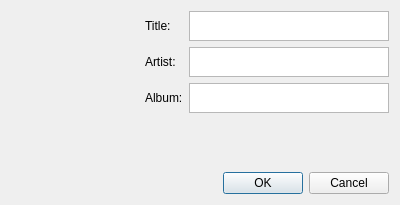
First picture: the form in propertiesdialog.ui, repository abnd90/Qpod, before the edit.
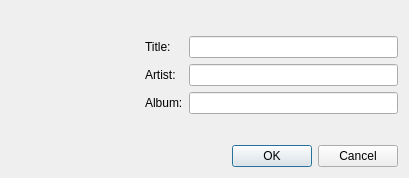
Second picture: the form after the edit. Icons and pictures are not drawn.

```diff
--- a/propertiesdialog.ui
+++ b/propertiesdialog.ui
@@ -6,15 +6,15 @@
    <rect>
     <x>0</x>
     <y>0</y>
-    <width>400</width>
-    <height>205</height>
+    <width>409</width>
+    <height>178</height>
    </rect>
   </property>
   <property name="windowTitle">
    <string>Track Properties</string>
   </property>
   <layout class="QGridLayout" name="gridLayout">
-   <item row="0" column="0" rowspan="4">
+   <item row="0" column="0" rowspan="5">
     <widget class="QLabel" name="AlbumArt">
      <property name="minimumSize">
       <size>
@@ -31,105 +31,7 @@
      </property>
     </widget>
    </item>
-   <item row="0" column="1">
-    <widget class="QLabel" name="TitleLabel">
-     <property name="text">
-      <string>Title:</string>
-     </property>
-    </widget>
-   </item>
-   <item row="0" column="2">
-    <widget class="QPlainTextEdit" name="TitleBox">
-     <property name="minimumSize">
-      <size>
-       <width>0</width>
-       <height>25</height>
-      </size>
-     </property>
-     <property name="maximumSize">
-      <size>
-       <width>16777215</width>
-       <height>30</height>
-      </size>
-     </property>
-     <property name="verticalScrollBarPolicy">
-      <enum>Qt::ScrollBarAlwaysOff</enum>
-     </property>
-     <property name="horizontalScrollBarPolicy">
-      <enum>Qt::ScrollBarAlwaysOff</enum>
-     </property>
-     <property name="tabChangesFocus">
-      <bool>true</bool>
-     </property>
-     <property name="lineWrapMode">
-      <enum>QPlainTextEdit::NoWrap</enum>
-     </property>
-    </widget>
-   </item>
-   <item row="1" column="1">
-    <widget class="QLabel" name="ArtistLabel">
-     <property name="text">
-      <string>Artist:</string>
-     </property>
-    </widget>
-   </item>
-   <item row="1" column="2">
-    <widget class="QPlainTextEdit" name="ArtistBox">
-     <property name="minimumSize">
-      <size>
-       <width>0</width>
-       <height>25</height>
-      </size>
-     </property>
-     <property name="maximumSize">
-      <size>
-       <width>16777215</width>
-       <height>30</height>
-      </size>
-     </property>
-     <property name="verticalScrollBarPolicy">
-      <enum>Qt::ScrollBarAlwaysOff</enum>
-     </property>
-     <property name="horizontalScrollBarPolicy">
-      <enum>Qt::ScrollBarAlwaysOff</enum>
-     </property>
-     <property name="tabChangesFocus">
-      <bool>true</bool>
-     </property>
-     <property name="lineWrapMode">
-      <enum>QPlainTextEdit::NoWrap</enum>
-     </property>
-    </widget>
-   </item>
-   <item row="2" column="2">
-    <widget class="QPlainTextEdit" name="AlbumBox">
-     <property name="minimumSize">
-      <size>
-       <width>0</width>
-       <height>25</height>
-      </size>
-     </property>
-     <property name="maximumSize">
-      <size>
-       <width>16777215</width>
-       <height>30</height>
-      </size>
-     </property>
-     <property name="verticalScrollBarPolicy">
-      <enum>Qt::ScrollBarAlwaysOff</enum>
-     </property>
-     <property name="horizontalScrollBarPolicy">
-      <enum>Qt::ScrollBarAlwaysOff</enum>
-     </property>
-     <property name="tabChangesFocus">
-      <bool>true</bool>
-     </property>
-     <property name="lineWrapMode">
-      <enum>QPlainTextEdit::NoWrap</enum>
-     </property>
-    </widget>
-   </item>
-   <item row="4" column="2">
+   <item row="5" column="2">
     <widget class="QDialogButtonBox" name="buttonBox">
      <property name="orientation">
       <enum>Qt::Horizontal</enum>
@@ -139,13 +41,36 @@
      </property>
     </widget>
    </item>
-   <item row="2" column="1">
+   <item row="3" column="1">
     <widget class="QLabel" name="AlbumLabel">
      <property name="text">
       <string>Album:</string>
      </property>
     </widget>
    </item>
+   <item row="2" column="1">
+    <widget class="QLabel" name="ArtistLabel">
+     <property name="text">
+      <string>Artist:</string>
+     </property>
+    </widget>
+   </item>
+   <item row="1" column="1">
+    <widget class="QLabel" name="TitleLabel">
+     <property name="text">
+      <string>Title:</string>
+     </property>
+    </widget>
+   </item>
+   <item row="2" column="2">
+    <widget class="QLineEdit" name="ArtistBox"/>
+   </item>
+   <item row="1" column="2">
+    <widget class="QLineEdit" name="TitleBox"/>
+   </item>
+   <item row="3" column="2">
+    <widget class="QLineEdit" name="AlbumBox"/>
+   </item>
   </layout>
  </widget>
  <resources/>
```
